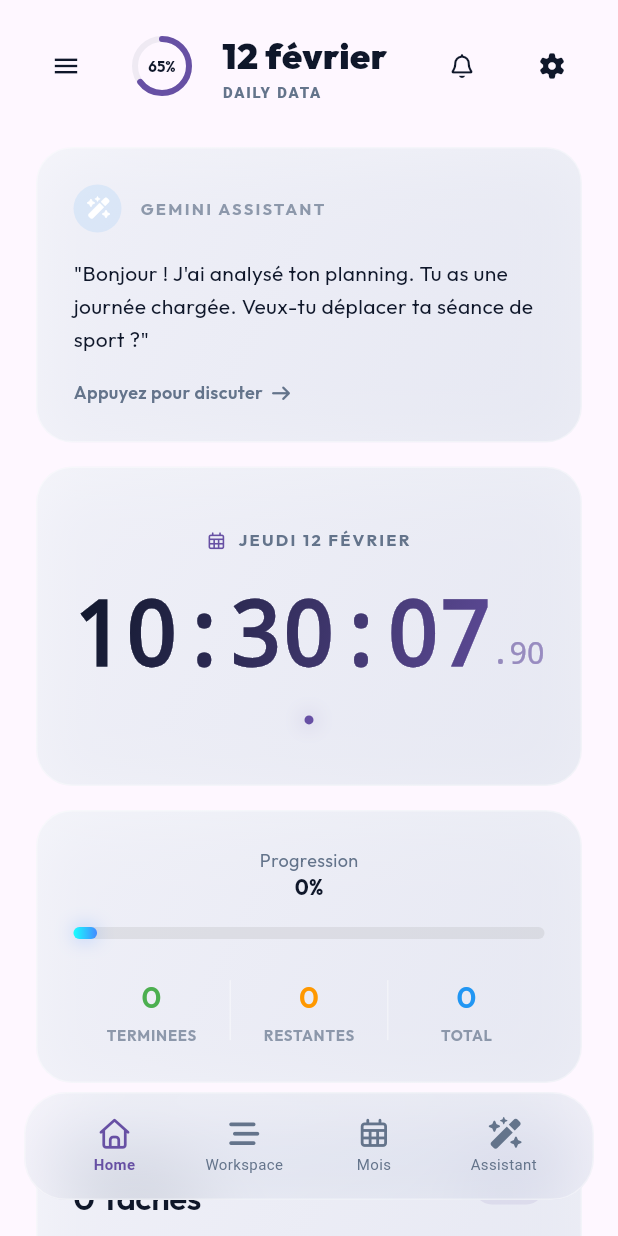
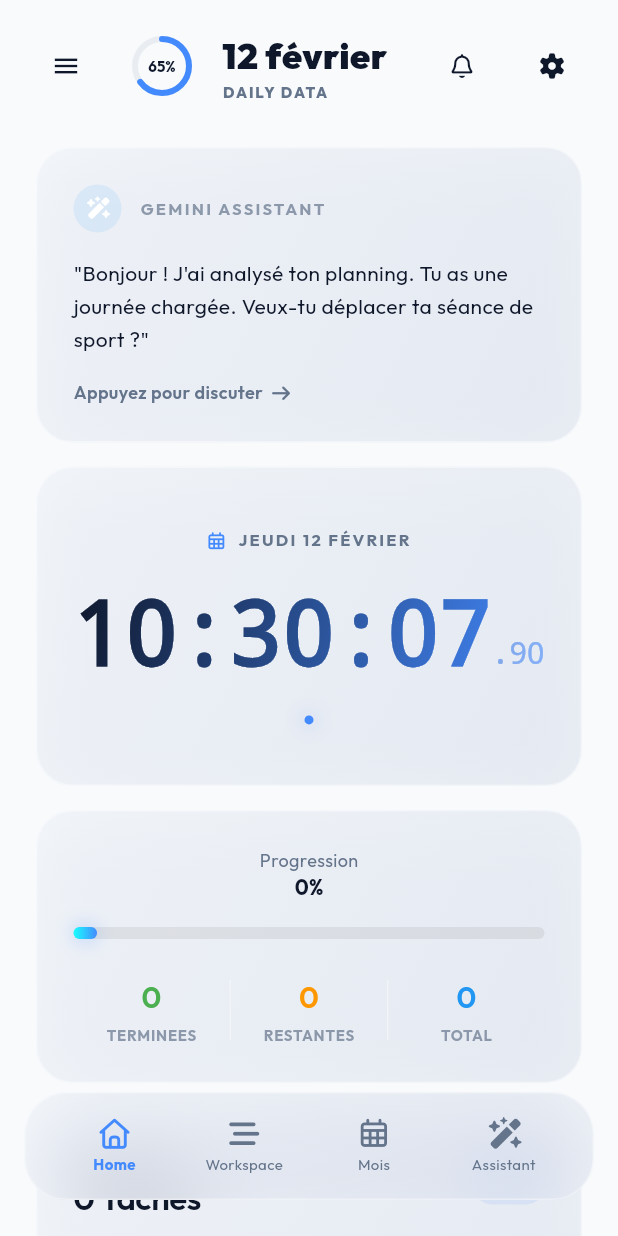
Before and after one commit to tahiry-dev-29/dail, a Flutter app: the screen it shows after launch, on a phone screen of 412 x 824 dp. Run offline on Flutter 3.47's test engine with Material 3 defaults, Android fonts, the phone set to English and light mode, and no system bars; our stand-ins replace audioplayers, calendar_view, flutter_colorpicker, flutter_hooks, flutter_riverpod, font_awesome_flutter and 9 more; missing offline and left inert: record; accounts and stored records are empty; generated files the repository leaves out were written again.

Commit message:
feat: add theme style reactivity to app themes and bootstrap application data during initialization.

```diff
--- a/lib/app.dart
+++ b/lib/app.dart
@@ -14,17 +14,19 @@ class DailyOsApp extends ConsumerWidget {
   Widget build(BuildContext context, WidgetRef ref) {
     final themeVM = sl<ThemeViewModel>();
     // Watch Theme Mode Signal
+    // Watch Theme signals
     final accent = themeVM.accentColor.watch(context);
     final fontFamily = themeVM.fontFamily.watch(context);
-    themeVM.themeMode.watch(context); // Watch for reactivity (value unused)
+    final style = themeVM.themeStyle.watch(context);
+    themeVM.themeMode.watch(context); // Watch for reactivity
     final router = ref.watch(appRouterProvider);
 
     return MaterialApp.router(
       title: 'DailyOS',
       debugShowCheckedModeBanner: false,
       themeMode: themeVM.getThemeMode(),
-      theme: AppTheme.lightTheme(accent, fontFamily),
-      darkTheme: AppTheme.darkTheme(accent, fontFamily),
+      theme: AppTheme.lightTheme(accent, fontFamily, style),
+      darkTheme: AppTheme.darkTheme(accent, fontFamily, style),
       localizationsDelegates: const [
         GlobalMaterialLocalizations.delegate,
         GlobalWidgetsLocalizations.delegate,
--- a/lib/main.dart
+++ b/lib/main.dart
@@ -10,6 +10,7 @@ void main() async {
 
   // Initialize Dependency Injection
   await initDependencies();
+  bootstrapAppData();
 
   await initializeDateFormatting('fr_FR', null);
 
```
Also changed, not shown: 1 other file.
